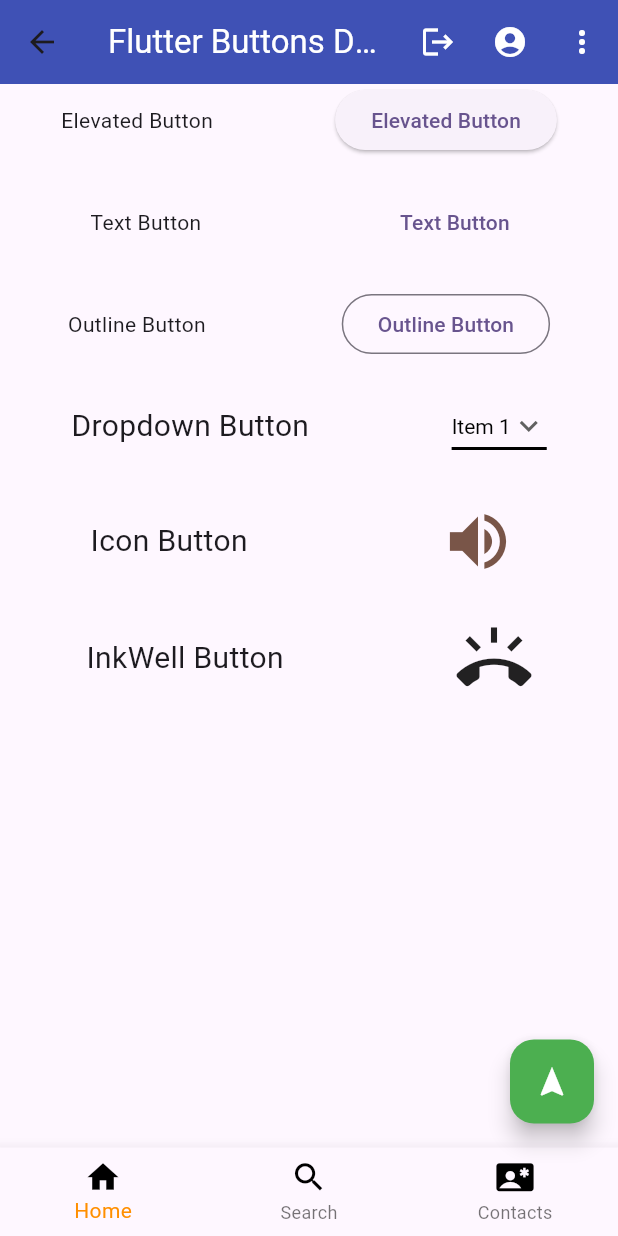
After one commit to halkudepooja/flutter_ui_designs_ideas, a Flutter app: the flutterButtonsDemo screen opened directly, on a phone screen of 412 x 824 dp. The commit adds this screen. Run offline on Flutter 3.47's test engine with Material 3 defaults, Android fonts, the light colour scheme and no system bars; our stand-ins replace custom_rating_bar, dio, fluttertoast, percent_indicator, searchfield, shared_preferences; missing offline and left inert: apk_installer, linear_progress_bar, textfield_search; accounts and stored records are empty.

Commit message:
flutter buttons and table widget

```diff
--- /dev/null
+++ b/lib/ButtonDemo/FlutterButtons.dart
@@ -0,0 +1,334 @@
+import 'package:flutter/material.dart';
+import 'package:fluttertoast/fluttertoast.dart';
+
+class flutterButtonsDemo extends StatefulWidget {
+  const flutterButtonsDemo({super.key});
+
+  @override
+  State<flutterButtonsDemo> createState() => _flutterButtonsDemoState();
+}
+
+class _flutterButtonsDemoState extends State<flutterButtonsDemo> {
+  final List<String> dropdownItems = ["Item 1", "Item 2", "Item 3", "Item 4"];
+  String? selectedValue = "Item 1"; // Initial selected value
+  double _speakervolume = 0.0;
+  int _volume = 0;
+  bool isSwitched = false;
+  final int _selectedIndex = 0;
+
+  Choice _selectedOption = choices[0];
+
+  void _select(Choice choice) {
+    setState(() {
+      _selectedOption = choice;
+    });
+    ScaffoldMessenger.of(
+      context,
+    ).showSnackBar(SnackBar(content: Text("You selected ${choice.name}")));
+  }
+
+  @override
+  Widget build(BuildContext context) {
+    return Scaffold(
+      appBar: AppBar(
+        backgroundColor: Colors.indigo,
+        title: Text(
+          "Flutter Buttons Demo",
+          style: TextStyle(color: Colors.white),
+        ),
+
+        actions: <Widget>[
+          IconButton(
+            icon: Icon(Icons.logout, color: Colors.white),
+            onPressed: () => {displayDialog(context)},
+          ),
+          Tooltip(
+            message: 'Profile',
+            child: IconButton(
+              icon: Icon(Icons.account_circle, color: Colors.white),
+              onPressed: () => {},
+            ),
+          ),
+          //popup menu button
+          PopupMenuButton<Choice>(
+            color: Colors.white,
+            iconColor: Colors.white,
+            onSelected: _select,
+            itemBuilder: (BuildContext context) {
+              return choices.skip(0).map((Choice choice) {
+                return PopupMenuItem<Choice>(
+                  value: choice,
+                  child: Text(choice.name),
+                );
+              }).toList();
+            },
+          ),
+        ],
+      ),
+
+      //it gives label to my floating action button
+      //      floatingActionButton:FloatingActionButton.extended(
+      //   onPressed: () {},
+      //   icon: Icon(Icons.save),
+      //   label: Text("Save"),
+      // ),
+      //floating action button
+      floatingActionButton: FloatingActionButton(
+        backgroundColor: Colors.green,
+        foregroundColor: Colors.white,
+        onPressed: () => {},
+        child: Icon(Icons.navigation),
+      ),
+      body: Center(
+        child: Column(
+          crossAxisAlignment: CrossAxisAlignment.center,
+          mainAxisAlignment: MainAxisAlignment.start,
+
+          children: [
+            Row(
+              mainAxisAlignment: MainAxisAlignment.spaceAround,
+              children: [
+                Text("Elevated Button"), //raised button
+                //  SizedBox(width: 20),
+                ElevatedButton(
+                  onPressed: () {
+                    ScaffoldMessenger.of(context).showSnackBar(
+                      SnackBar(
+                        content: Text("You have clicked Elevated Button"),
+                      ),
+                    );
+                  },
+                  child: Text("Elevated Button"),
+                ),
+              ],
+            ),
+            SizedBox(height: 20),
+            Row(
+              mainAxisAlignment: MainAxisAlignment.spaceAround,
+
+              children: [
+                Text("Text Button"), //flat button
+                //    SizedBox(width: 20),
+                TextButton(
+                  onPressed: () {
+                    ScaffoldMessenger.of(context).showSnackBar(
+                      SnackBar(content: Text("You have clicked Text Button")),
+                    );
+                  },
+                  child: Text("Text Button"),
+                ),
+              ],
+            ),
+            SizedBox(height: 20),
+
+            Row(
+              mainAxisAlignment: MainAxisAlignment.spaceAround,
+
+              children: [
+                Text("Outline Button"),
+
+                //     SizedBox(width: 20),
+                OutlinedButton(
+                  onPressed: () {
+                    ScaffoldMessenger.of(context).showSnackBar(
+                      SnackBar(
+                        content: Text("You have clicked Outlined Button"),
+                      ),
+                    );
+                  },
+                  child: Text("Outline Button"),
+                ),
+              ],
+            ),
+
+            SizedBox(height: 20),
+            Row(
+              mainAxisAlignment: MainAxisAlignment.spaceAround,
+
+              children: [
+                Text("Dropdown Button", style: TextStyle(fontSize: 20)),
+                //SizedBox(width: 20),
+                DropdownButton<String>(
+                  dropdownColor: Colors.grey,
+                  value: selectedValue,
+                  icon: Icon(Icons.keyboard_arrow_down_outlined),
+                  iconSize: 24,
+                  elevation: 16,
+                  style: TextStyle(color: Colors.black),
+                  underline: Container(height: 2, color: Colors.black),
+                  onChanged: (String? newValue) {
+                    setState(() {
+                      selectedValue = newValue;
+                    });
+                    ScaffoldMessenger.of(context).showSnackBar(
+                      SnackBar(
+                        content: Text("You have selected $selectedValue"),
+                      ),
+                    );
+                  },
+                  items:
+                      dropdownItems.map<DropdownMenuItem<String>>((
+                        String value,
+                      ) {
+                        return DropdownMenuItem<String>(
+                          value: value,
+                          child: Text(value),
+                        );
+                      }).toList(),
+                ),
+              ],
+            ),
+            SizedBox(height: 20),
+            Row(
+              mainAxisAlignment: MainAxisAlignment.spaceAround,
+              children: [
+                Text("Icon Button", style: TextStyle(fontSize: 20)),
+                IconButton(
+                  icon: Icon(Icons.volume_up),
+                  iconSize: 50,
+                  color: Colors.brown,
+                  tooltip: 'Increase volume by 5',
+                  onPressed: () {
+                    setState(() {
+                      _speakervolume += 5;
+                    });
+                    ScaffoldMessenger.of(context).showSnackBar(
+                      SnackBar(
+                        content: Text(
+                          "Volume increased by 5 Speaker Volume: $_speakervolume",
+                        ),
+                      ),
+                    );
+                  },
+                ),
+              ],
+            ),
+            SizedBox(height: 20),
+            Row(
+              mainAxisAlignment: MainAxisAlignment.spaceAround,
+              children: [
+                Text("InkWell Button", style: TextStyle(fontSize: 20)),
+
+                InkWell(
+                  splashColor: Colors.green,
+                  highlightColor: Colors.blue,
+                  child: Icon(Icons.ring_volume, size: 50),
+                  onTap: () {
+                    setState(() {
+                      _volume += 2;
+                    });
+                    showToast();
+                    ScaffoldMessenger.of(context).showSnackBar(
+                      SnackBar(content: Text("Volume Increased by$_volume")),
+                    );
+                  },
+                ),
+
+                // ChoiceCard(choice: _selectedOption),
+              ],
+            ),
+          ],
+        ),
+      ),
+      bottomNavigationBar: BottomNavigationBar(
+        type: BottomNavigationBarType.fixed, // This is all you need!
+
+        items: const <BottomNavigationBarItem>[
+          BottomNavigationBarItem(
+            icon: Icon(Icons.home, color: Colors.black, size: 25.0),
+            label: "Home",
+          ),
+          BottomNavigationBarItem(
+            icon: Icon(Icons.search, color: Colors.black, size: 25.0),
+            label: 'Search',
+          ),
+          BottomNavigationBarItem(
+            icon: Icon(
+              Icons.contact_emergency,
+              color: Colors.black,
+              size: 25.0,
+            ),
+            label: 'Contacts',
+          ),
+        ],
+        currentIndex: _selectedIndex,
+        selectedItemColor: Colors.amber[800],
+        // onTap: _onItemTapped,
+      ),
+    );
+  }
+
+  //alert dialog code
+  displayDialog(BuildContext context) async {
+    return showDialog(
+      context: context,
+      builder: (context) {
+        return AlertDialog(
+          title: Text('Logout ?'),
+          content: Text("Do You want to logout?"),
+          actions: <Widget>[
+            TextButton(
+              child: Text('Yes'),
+              onPressed: () {
+                Navigator.of(context).pop();
+              },
+            ),
+            TextButton(
+              child: Text('Cancel'),
+              onPressed: () {
+                Navigator.of(context).pop();
+              },
+            ),
+          ],
+        );
+      },
+    );
+  }
+
+  void showToast() {
+    Fluttertoast.showToast(
+      msg: 'Volume Increased by$_volume',
+      toastLength: Toast.LENGTH_SHORT,
+      gravity: ToastGravity.BOTTOM,
+      timeInSecForIosWeb: 1,
+      backgroundColor: Colors.red,
+      textColor: Colors.yellow,
+    );
+  }
+}
+
+class Choice {
+  const Choice({required this.name, required this.icon});
+  final String name;
+  final IconData icon;
+}
+
+const List<Choice> choices = <Choice>[
+  Choice(name: 'Wi-Fi', icon: Icons.wifi),
+  Choice(name: 'Bluetooth', icon: Icons.bluetooth),
+  Choice(name: 'Battery', icon: Icons.battery_alert),
+  Choice(name: 'Storage', icon: Icons.storage),
+];
+
+class ChoiceCard extends StatelessWidget {
+  const ChoiceCard({super.key, required this.choice});
+  final Choice choice;
+
+  @override
+  Widget build(BuildContext context) {
+    final TextStyle? textStyle = Theme.of(context).textTheme.headlineMedium;
+    return Card(
+      color: Colors.greenAccent,
+      child: Center(
+        child: Column(
+          mainAxisSize: MainAxisSize.min,
+          crossAxisAlignment: CrossAxisAlignment.center,
+          children: <Widget>[
+            Icon(choice.icon, size: 115.0, color: textStyle!.color),
+            Text(choice.name, style: textStyle),
+          ],
+        ),
+      ),
+    );
+  }
+}
--- /dev/null
+++ b/lib/CheckboxDemo.dart
@@ -0,0 +1,56 @@
+import 'package:flutter/material.dart';
+
+class CheckBoxDemo extends StatefulWidget {
+  const CheckBoxDemo({super.key});
+
+  @override
+  State<CheckBoxDemo> createState() => _CheckBoxDemoState();
+}
+
+class _CheckBoxDemoState extends State<CheckBoxDemo> {
+  bool valuefirst = false;
+  bool valuesecond = false;
+  @override
+  Widget build(BuildContext context) {
+    return MaterialApp(
+      home: Scaffold(
+        appBar: AppBar(title: Text('Flutter Checkbox Example',style:TextStyle(color: Colors.white) ,),backgroundColor: Colors.indigo,),
+        body: Container(
+          padding: EdgeInsets.all(22.0),
+          child: Column(
+            children: <Widget>[
+              SizedBox(width: 10),
+              Text(
+                'Checkbox with Header and Subtitle',
+                style: TextStyle(fontSize: 20.0),
+              ),
+              CheckboxListTile(
+                secondary: const Icon(Icons.location_city_sharp),
+                title: const Text('City'),
+                subtitle: Text('Pune'),
+                value: valuefirst,
+                onChanged: (bool? value) {
+                  setState(() {
+                    valuefirst = value!;
+                  });
+                },
+              ),
+              CheckboxListTile(
+                controlAffinity: ListTileControlAffinity.trailing,
+                secondary: const Icon(Icons.location_city),
+                title: const Text('State'),
+                subtitle: Text('Maharashtra'),
+                value: valuesecond,
+                onChanged: (bool? value) {
+                  setState(() {
+                    valuesecond = value!;
+                  });
+                },
+              ),
+            ],
+          ),
+        ),
+      ),
+    );
+  }
+}
--- /dev/null
+++ b/lib/FlutterTable/flutter_table.dart
@@ -0,0 +1,50 @@
+import 'package:flutter/material.dart';
+
+class FlutterTableDemo extends StatefulWidget {
+  const FlutterTableDemo({super.key});
+
+  @override
+  State<FlutterTableDemo> createState() => _FlutterTableDemoState();
+}
+
+class _FlutterTableDemoState extends State<FlutterTableDemo> {
+  @override
+  Widget build(BuildContext context) {
+    return Scaffold(
+      appBar: AppBar(title: Text("Flutter Table Demo")),
+      body: Center(child: Column(children:[
+
+        Container(
+          child: Table(
+            defaultColumnWidth: FixedColumnWidth(100),
+            border: TableBorder.all(color: Colors.black),
+            children: [
+              TableRow(children: [
+                 Column(children:[Text('Product', style: TextStyle(fontSize: 20.0))]),
+                        Column(children:[Text('Quantity', style: TextStyle(fontSize: 20.0))]),
+                        Column(children:[Text(' Price', style: TextStyle(fontSize: 20.0))]),
+
+              ]),
+ TableRow( children: [
+                        Column(children:[Text('Laptop')]),
+                        Column(children:[Text('3')]),
+                        Column(children:[Text('90000')]),
+                      ]),
+                      TableRow( children: [
+                        Column(children:[Text('Mobile')]),
+                        Column(children:[Text('5')]),
+                        Column(children:[Text('80000')]),
+                      ]),
+                      TableRow( children: [
+                        Column(children:[Text('Mouse')]),
+                        Column(children:[Text('10')]),
+                        Column(children:[Text('10000')]),
+                      ]),
+
+            ],
+          ),
+        )
+      ]),
+    ));
+  }
+}
--- a/lib/main.dart
+++ b/lib/main.dart
@@ -1,5 +1,5 @@
 import 'package:flutter/material.dart';
-import 'package:flutter_screen_design_ideas/LoginScreen/login_screen_1.dart';
+import 'package:flutter_screen_design_ideas/FlutterTable/flutter_table.dart';
 
 void main() {
   runApp(const MyApp());
@@ -12,6 +12,7 @@
   @override
   Widget build(BuildContext context) {
     return MaterialApp(
+      debugShowCheckedModeBanner: false,
       title: 'Flutter Demo',
       theme: ThemeData(
         colorScheme: ColorScheme.fromSeed(seedColor: Colors.deepPurple),
@@ -19,20 +20,24 @@
       home:
           //AnimatedBox(),
           //SMS_Demo(),  //Send SMS,mail, and call from flutter app using external application.
-
           //CustomWidgetScreen(), //custom wodget button demo
-          //AnimationScreen(),
+          //AnimationScreen(), //animation demo
           //LayoutDemo(), //responsive layout demo such row,column,listview,gridview,stack
           //CupertinoButtonApp(), //Cupertino widget demo for button
           //SelectEmpName(), //serach filed
           // TimeCardListView(), //API integration-Get list view demo
           //TabBarscreen(), //tab bar example
           // SideDrawerScreen(),   //drawer example
-          LoginScreen(), //API integration-Post login demo
-      //PercentIndicator(title: 'Percenet Indicator Demo',),  //percentage downloading demo
-      //RatingBarDEMO(),  //ratiung bar
-      // ButtonDemo(),   //button demo
+          //  LoginScreen(), //API integration-Post login demo
+          //PercentIndicator(title: 'Percenet Indicator Demo',),  //percentage downloading demo
+          //RatingBarDEMO(),  //ratiung bar
+          // ButtonDemo(),  //custom button demo in flutter
+          //    CheckBoxDemo(), //checkbox demo
+          // RadioButtonDemo(), //radio buttons
+          // flutterButtonsDemo() //flutter buttons-elevatyed,outlined,text,dropdown,popupmenu button
+          FlutterTableDemo(), //button demo
       //const MyHomePage(title: 'Flutter Demo Home Page'),
+
     );
   }
 }
--- a/pubspec.yaml
+++ b/pubspec.yaml
@@ -47,6 +47,7 @@
   percent_indicator: ^4.2.4
   path_provider: ^2.1.5
   permission_handler: ^11.4.0
+  fluttertoast: ^8.2.12
 
 dev_dependencies:
   flutter_test:
```
Also changed, not shown: lib/Radio_button.dart (added, +77 -0 lines), pubspec.lock.
